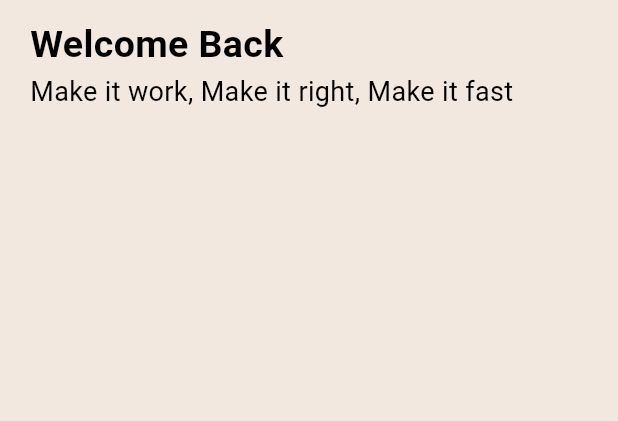
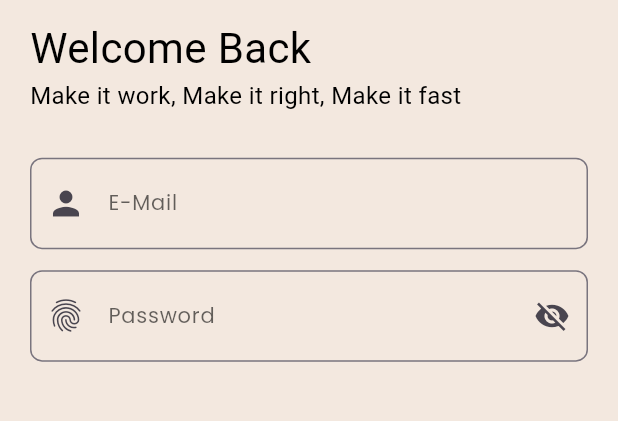
Before and after one commit to saloneesthss/flutter_class, a Flutter app: the screen it shows after launch, after a tap on "Login", on a phone screen of 412 x 824 dp, the part 216-637 px from its top. Run offline on Flutter 3.47's test engine with Material 3 defaults, Android fonts, the phone set to English and light mode, and no system bars; Roboto replaces fonts that are missing (PoppinsBold, PoppinsSemiBold).

Commit message:
updated login file

```diff
--- /dev/null
+++ b/lib/app_text_styles.dart
@@ -0,0 +1,35 @@
+import 'package:flutter/material.dart';
+
+class AppTextStyle {
+  AppTextStyle._();
+
+  static TextStyle poppinsRegular = TextStyle(
+    fontFamily: 'Poppins',
+    fontSize: 12,
+    color: Colors.black,
+  );
+
+  static TextStyle poppinsMedium = TextStyle(
+    fontFamily: 'PoppinsMedium',
+    fontSize: 12,
+    color: Colors.black,
+  );
+
+  static TextStyle poppinsBold = TextStyle(
+    fontFamily: 'PoppinsBold',
+    fontSize: 12,
+    color: Colors.black,
+  );
+
+  static TextStyle poppinsExtraBold = TextStyle(
+    fontFamily: 'PoppinsExtraBold',
+    fontSize: 12,
+    color: Colors.black,
+  );
+
+  static TextStyle poppinsSemiBold = TextStyle(
+    fontFamily: 'PoppinsSemiBold',
+    fontSize: 12,
+    color: Colors.black,
+  );
+}
--- a/lib/login_screen.dart
+++ b/lib/login_screen.dart
@@ -1,4 +1,5 @@
 import 'package:flutter/material.dart';
+import 'package:pinterest/app_text_styles.dart';
 
 class LoginScreen extends StatefulWidget {
   const LoginScreen({super.key});
@@ -8,6 +9,9 @@ class LoginScreen extends StatefulWidget {
 }
 
 class _LoginScreenState extends State<LoginScreen> {
+  final emailController = TextEditingController();
+  final passwordController = TextEditingController();
+  bool isObscure = true;
   @override
   Widget build(BuildContext context) {
     return Scaffold(
@@ -24,15 +28,72 @@ class _LoginScreenState extends State<LoginScreen> {
             SizedBox(height: 12),
             Text(
               'Welcome Back',
-              style: TextStyle(
-                fontSize: 25,
-                fontWeight: FontWeight.bold,
-                color: Colors.black,
-              ),
+              style: AppTextStyle.poppinsBold.copyWith(fontSize: 28),
             ),
             Text(
               'Make it work, Make it right, Make it fast',
-              style: TextStyle(fontSize: 18, color: Colors.black),
+              style: AppTextStyle.poppinsSemiBold.copyWith(fontSize: 16),
+            ),
+            SizedBox(height: 30),
+            TextFormField(
+              style: AppTextStyle.poppinsRegular.copyWith(fontSize: 14),
+              keyboardType: TextInputType.emailAddress,
+              controller: emailController,
+              decoration: InputDecoration(
+                hintText: 'E-Mail',
+                hintStyle: AppTextStyle.poppinsRegular.copyWith(
+                  fontSize: 14,
+                  color: Colors.black.withOpacity(0.6),
+                ),
+                border: OutlineInputBorder(
+                  borderSide: BorderSide(color: Colors.grey, width: 1),
+                  borderRadius: BorderRadius.all(Radius.circular(8)),
+                ),
+                focusedBorder: OutlineInputBorder(
+                  borderSide: BorderSide(color: Colors.grey, width: 1),
+                  borderRadius: BorderRadius.all(Radius.circular(8)),
+                ),
+                contentPadding: EdgeInsets.symmetric(
+                  horizontal: 10,
+                  vertical: 20,
+                ),
+                prefixIcon: Icon(Icons.person, size: 26),
+              ),
+            ),
+            SizedBox(height: 14),
+            TextFormField(
+              style: AppTextStyle.poppinsRegular.copyWith(fontSize: 14),
+              controller: passwordController,
+              obscureText: isObscure,
+              decoration: InputDecoration(
+                hintText: 'Password',
+                hintStyle: AppTextStyle.poppinsRegular.copyWith(
+                  fontSize: 14,
+                  color: Colors.black.withOpacity(0.6),
+                ),
+                border: OutlineInputBorder(
+                  borderSide: BorderSide(color: Colors.grey, width: 1),
+                  borderRadius: BorderRadius.all(Radius.circular(8)),
+                ),
+                focusedBorder: OutlineInputBorder(
+                  borderSide: BorderSide(color: Colors.grey, width: 1),
+                  borderRadius: BorderRadius.all(Radius.circular(8)),
+                ),
+                contentPadding: EdgeInsets.symmetric(
+                  horizontal: 10,
+                  vertical: 20,
+                ),
+                prefixIcon: Icon(Icons.fingerprint, size: 26),
+                suffixIcon: IconButton(
+                  padding: EdgeInsets.zero,
+                  onPressed: () {
+                    setState(() {
+                      isObscure = !isObscure;
+                    });
+                  },
+                  icon: Icon(isObscure ? Icons.visibility_off : Icons.visibility),
+                ),
+              ),
             ),
           ],
         ),
```
Also changed, not shown: pubspec.yaml (+20 -11 lines), fonts/Poppins/Poppins-Bold.ttf (added), fonts/Poppins/Poppins-ExtraBold.ttf (added), fonts/Poppins/Poppins-Medium.ttf (added), fonts/Poppins/Poppins-Regular.ttf (added), fonts/Poppins/Poppins-SemiBold.ttf (added).
